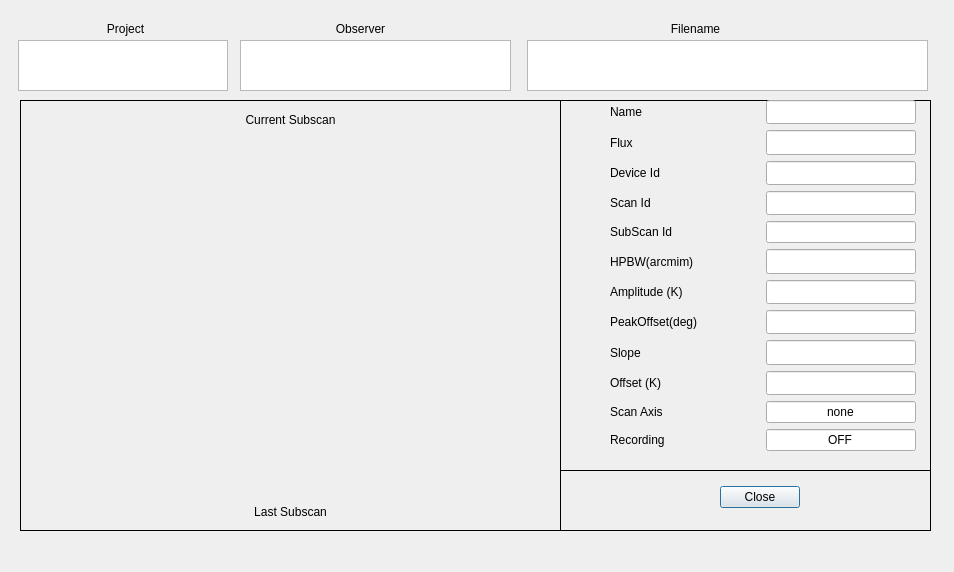
First picture: the form in Common/Clients/CaltoolClient/src/calibrationToolClient.ui, repository discos/discos, before the edit.
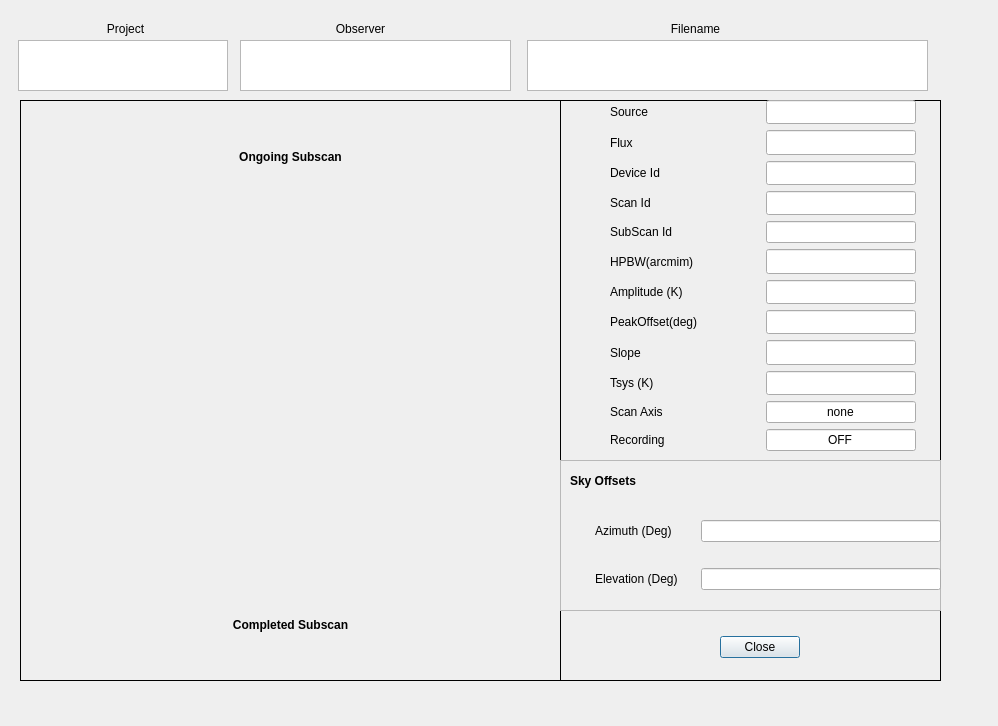
Second picture: the form after the edit. Custom widgets are drawn as their Qt base class.

Commit message: Fixed issue #448. Added two boxes containing azimuth sky offsets from antenna Boss. Also minor issues patched. Client starts with MANAGEMENT/CalibrationTool recorder as default.

```diff
--- a/Common/Clients/CaltoolClient/src/calibrationToolClient.ui
+++ b/Common/Clients/CaltoolClient/src/calibrationToolClient.ui
@@ -6,8 +6,8 @@
    <rect>
     <x>0</x>
     <y>0</y>
-    <width>954</width>
-    <height>572</height>
+    <width>998</width>
+    <height>726</height>
    </rect>
   </property>
   <property name="windowTitle">
@@ -99,8 +99,8 @@
     <rect>
      <x>560</x>
      <y>100</y>
-     <width>371</width>
-     <height>371</height>
+     <width>381</width>
+     <height>361</height>
     </rect>
    </property>
    <property name="frameShape">
@@ -131,7 +131,7 @@
         </size>
        </property>
        <property name="text">
-        <string>Name</string>
+        <string>Source</string>
        </property>
       </widget>
      </item>
@@ -425,7 +425,7 @@
         </size>
        </property>
        <property name="text">
-        <string>Offset (K)</string>
+        <string>Tsys (K)</string>
        </property>
       </widget>
      </item>
@@ -542,7 +542,7 @@
      <x>20</x>
      <y>100</y>
      <width>541</width>
-     <height>431</height>
+     <height>581</height>
     </rect>
    </property>
    <property name="frameShape">
@@ -554,8 +554,14 @@
    <layout class="QVBoxLayout" name="verticalLayout">
     <item>
      <widget class="QLabel" name="label_10">
+      <property name="font">
+       <font>
+        <weight>75</weight>
+        <bold>true</bold>
+       </font>
+      </property>
       <property name="text">
-       <string>Current Subscan</string>
+       <string>Ongoing Subscan</string>
       </property>
       <property name="alignment">
        <set>Qt::AlignCenter</set>
@@ -605,8 +611,14 @@
     </item>
     <item>
      <widget class="QLabel" name="label_9">
+      <property name="font">
+       <font>
+        <weight>75</weight>
+        <bold>true</bold>
+       </font>
+      </property>
       <property name="text">
-       <string>Last Subscan</string>
+       <string>Completed Subscan</string>
       </property>
       <property name="alignment">
        <set>Qt::AlignCenter</set>
@@ -619,9 +631,9 @@
    <property name="geometry">
     <rect>
      <x>560</x>
-     <y>470</y>
-     <width>371</width>
-     <height>61</height>
+     <y>610</y>
+     <width>381</width>
+     <height>71</height>
     </rect>
    </property>
    <property name="frameShape">
@@ -634,7 +646,7 @@
     <property name="geometry">
      <rect>
       <x>0</x>
-      <y>10</y>
+      <y>20</y>
       <width>401</width>
       <height>34</height>
      </rect>
@@ -665,6 +677,82 @@
     </property>
    </widget>
   </widget>
+  <widget class="QFrame" name="frame_3">
+   <property name="geometry">
+    <rect>
+     <x>560</x>
+     <y>460</y>
+     <width>381</width>
+     <height>151</height>
+    </rect>
+   </property>
+   <property name="frameShape">
+    <enum>QFrame::StyledPanel</enum>
+   </property>
+   <property name="frameShadow">
+    <enum>QFrame::Raised</enum>
+   </property>
+   <widget class="QWidget" name="gridLayoutWidget">
+    <property name="geometry">
+     <rect>
+      <x>30</x>
+      <y>40</y>
+      <width>351</width>
+      <height>111</height>
+     </rect>
+    </property>
+    <layout class="QGridLayout" name="gridLayout">
+     <property name="leftMargin">
+      <number>5</number>
+     </property>
+     <item row="1" column="1">
+      <widget class="QLineEdit" name="azOffsetlineEdit"/>
+     </item>
+     <item row="1" column="0">
+      <widget class="QLabel" name="label_4">
+       <property name="minimumSize">
+        <size>
+         <width>100</width>
+         <height>22</height>
+        </size>
+       </property>
+       <property name="text">
+        <string>Azimuth (Deg)    </string>
+       </property>
+      </widget>
+     </item>
+     <item row="2" column="0">
+      <widget class="QLabel" name="label_5">
+       <property name="text">
+        <string>Elevation (Deg)</string>
+       </property>
+      </widget>
+     </item>
+     <item row="2" column="1">
+      <widget class="QLineEdit" name="elOffsetlineEdit"/>
+     </item>
+    </layout>
+   </widget>
+   <widget class="QLabel" name="label_6">
+    <property name="geometry">
+     <rect>
+      <x>10</x>
+      <y>10</y>
+      <width>121</width>
+      <height>21</height>
+     </rect>
+    </property>
+    <property name="font">
+     <font>
+      <weight>75</weight>
+      <bold>true</bold>
+     </font>
+    </property>
+    <property name="text">
+     <string>Sky Offsets</string>
+    </property>
+   </widget>
+  </widget>
  </widget>
  <customwidgets>
   <customwidget>
```
Left out of the diff: 1 changed line with no effect on the pictures. The commit also changes 1 other file.
